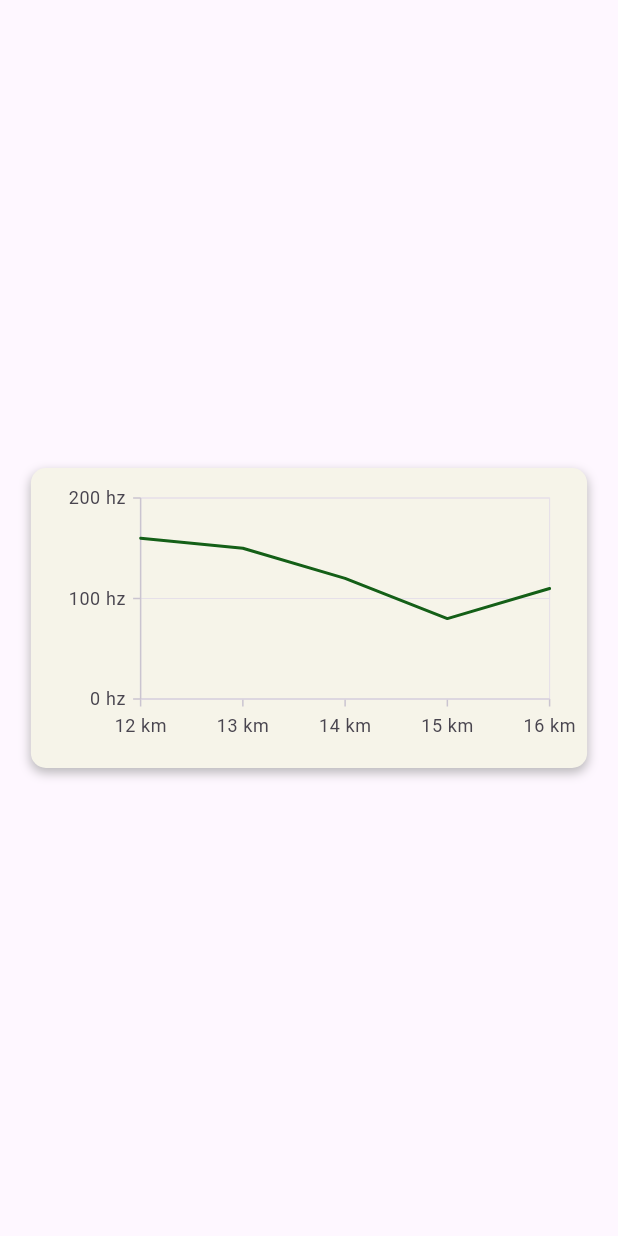
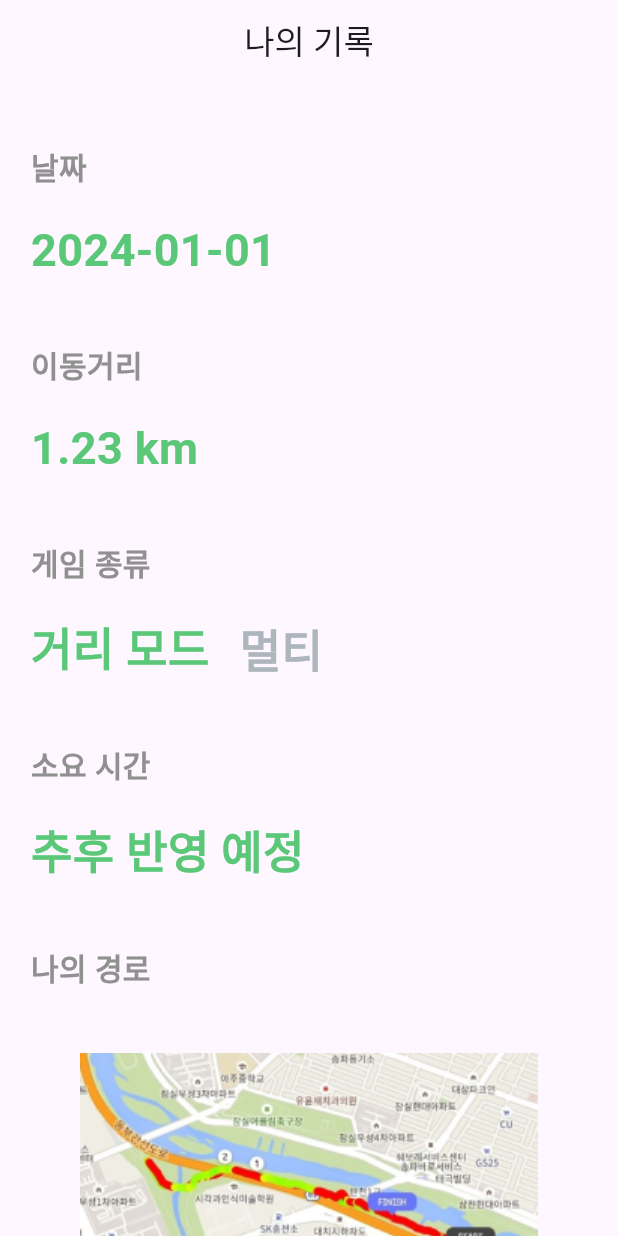
Before and after one commit to benyy0101/Wadada, a Flutter app: the screen it shows after launch, on a phone screen of 412 x 824 dp. Run offline on Flutter 3.47's test engine with Material 3 defaults, Android fonts, the phone set to English and light mode, and no system bars; our stand-ins replace percent_indicator, syncfusion_flutter_charts.

Commit message:
S10P31A704-122 FEAT: layout and content (timer widget pending)

```diff
--- a/wadada/lib/common/component/lineChart.dart
+++ b/wadada/lib/common/component/lineChart.dart
@@ -13,7 +13,7 @@ class chartData {
 class LineChart<T extends chartData> extends StatelessWidget {
   final List<T> chartData;
   final String metrics;
-  const LineChart({
+  LineChart({
     super.key,
     required this.chartData,
     required this.metrics,
@@ -50,7 +50,7 @@ class LineChart<T extends chartData> extends StatelessWidget {
                 anchorRangeToVisiblePoints: false),
             backgroundColor: OATMEAL_COLOR,
             palette: [
-              DARK_GREEN_COLOR
+              GREEN_COLOR
             ],
             series: <CartesianSeries>[
               // Renders line chart
--- a/wadada/lib/common/component/myRecords.dart
+++ b/wadada/lib/common/component/myRecords.dart
@@ -1,5 +1,6 @@
 import 'package:flutter/material.dart';
 import 'package:wadada/common/component/lineChart.dart';
+import 'package:wadada/common/const/colors.dart';
 
 class temp extends chartData {
   temp(super.distance, super.numerics);
@@ -17,11 +18,194 @@ class MyRecords extends StatelessWidget {
   @override
   Widget build(BuildContext context) {
     return Scaffold(
-      body: Center(
-          child: LineChart(
-        chartData: chartData,
-        metrics: 'hz',
-      )),
+        appBar: AppBar(
+          title: Text('나의 기록'),
+          centerTitle: true,
+        ),
+        body: Row(
+          mainAxisAlignment: MainAxisAlignment.center,
+          children: [
+            Container(
+              width: MediaQuery.of(context).size.width * 0.9,
+              child: ListView(
+                shrinkWrap: true,
+                children: <Widget>[
+                  SizedBox(
+                    height: 40,
+                  ),
+                  SimpleContainer(title: '날짜', content: '2024-01-01'),
+                  SizedBox(
+                    height: 40,
+                  ),
+                  SimpleContainer(title: '이동거리', content: '1.23 km'),
+                  SizedBox(
+                    height: 40,
+                  ),
+                  TypeContainer(title: '게임 종류', content: '거리 모드', type: '멀티'),
+                  SizedBox(
+                    height: 40,
+                  ),
+                  SimpleContainer(title: '소요 시간', content: '추후 반영 예정'),
+                  SizedBox(
+                    height: 40,
+                  ),
+                  RouteContainer(
+                    title: '나의 경로',
+                    content: Image.asset(
+                      'assets/images/temp_map.png',
+                      width: MediaQuery.of(context).size.width * 0.9,
+                    ),
+                  ),
+                  ChartContainer(
+                    title: '페이스',
+                    data: chartData,
+                  ),
+                  ChartContainer(
+                    title: '속도',
+                    data: chartData,
+                  ),
+                  ChartContainer(
+                    title: '심박수',
+                    data: chartData,
+                  ),
+                  SizedBox(
+                    height: 80,
+                  )
+                ],
+              ),
+            )
+          ],
+        ));
+  }
+}
+
+class SimpleContainer extends StatelessWidget {
+  final String title;
+  final String content;
+  const SimpleContainer(
+      {super.key, required this.title, required this.content});
+
+  @override
+  Widget build(BuildContext context) {
+    return Row(
+      children: [
+        Column(
+          crossAxisAlignment: CrossAxisAlignment.start,
+          children: <Widget>[
+            Text(
+              title,
+              style: mainTextStyle,
+            ),
+            SizedBox(height: 20),
+            Text(content, style: highlightTextStyle)
+          ],
+        )
+      ],
     );
   }
 }
+
+class RouteContainer extends StatelessWidget {
+  final String title;
+  final Image content;
+  const RouteContainer({super.key, required this.title, required this.content});
+
+  @override
+  Widget build(BuildContext context) {
+    return Row(
+      children: [
+        Column(
+          crossAxisAlignment: CrossAxisAlignment.start,
+          children: <Widget>[
+            Text(
+              title,
+              style: mainTextStyle,
+            ),
+            SizedBox(height: 20),
+            content
+          ],
+        )
+      ],
+    );
+  }
+}
+
+class TypeContainer extends StatelessWidget {
+  final String title;
+  final String content;
+  final String type;
+  const TypeContainer(
+      {super.key,
+      required this.title,
+      required this.content,
+      required this.type});
+
+  @override
+  Widget build(BuildContext context) {
+    return Row(
+      children: [
+        Column(
+          crossAxisAlignment: CrossAxisAlignment.start,
+          children: <Widget>[
+            Text(
+              title,
+              style: mainTextStyle,
+            ),
+            SizedBox(height: 20),
+            Row(
+              children: <Widget>[
+                Text(content, style: highlightTextStyle),
+                SizedBox(
+                  width: 20,
+                ),
+                Text(type,
+                    style: TextStyle(
+                        fontSize: 30,
+                        fontWeight: FontWeight.bold,
+                        color: GRAY_400))
+              ],
+            )
+          ],
+        )
+      ],
+    );
+  }
+}
+
+class ChartContainer extends StatelessWidget {
+  final List<temp> data;
+  final String title;
+  ChartContainer({super.key, required this.data, required this.title});
+  @override
+  Widget build(BuildContext context) {
+    return Expanded(
+      child: Row(
+        mainAxisAlignment: MainAxisAlignment.start,
+        children: [
+          Column(
+            crossAxisAlignment: CrossAxisAlignment.start,
+            mainAxisAlignment: MainAxisAlignment.start,
+            children: [
+              SizedBox(
+                height: 40,
+              ),
+              Text(
+                title,
+                textAlign: TextAlign.left,
+                style: TextStyle(
+                    fontSize: 20, fontWeight: FontWeight.bold, color: GRAY_500),
+              ),
+              SizedBox(
+                height: 20,
+              ),
+              LineChart<temp>(
+                chartData: data,
+                metrics: 'hz',
+              )
+            ],
+          )
+        ],
+      ),
+    );
+  }
+}
--- a/wadada/lib/common/const/colors.dart
+++ b/wadada/lib/common/const/colors.dart
@@ -11,3 +11,13 @@ const GREEN_COLOR = Color(0XFF5BC879);
 const OATMEAL_COLOR = Color(0XFFF6F4E9);
 
 const GRAY_400 = Color(0XFFADB5BD);
+
+const GRAY_500 = Color(0XFF909090);
+
+const GRAY_900 = Color(0XFF292D32);
+
+const mainTextStyle =
+    TextStyle(fontSize: 20, fontWeight: FontWeight.bold, color: GRAY_500);
+
+const highlightTextStyle =
+    TextStyle(fontSize: 30, fontWeight: FontWeight.bold, color: GREEN_COLOR);
--- a/wadada/lib/main.dart
+++ b/wadada/lib/main.dart
@@ -1,9 +1,7 @@
 import 'package:flutter/material.dart';
 import 'package:wadada/common/component/myRecords.dart';
-import 'package:wadada/common/pages/mainpage.dart';
 import 'package:wadada/screens/mypage/layout.dart';
 import 'package:wadada/screens/mainpage/layout.dart';
-
 
 void main() {
   runApp(const MyApp());
```
Also changed, not shown: wadada/assets/images/temp_map.png (added).
